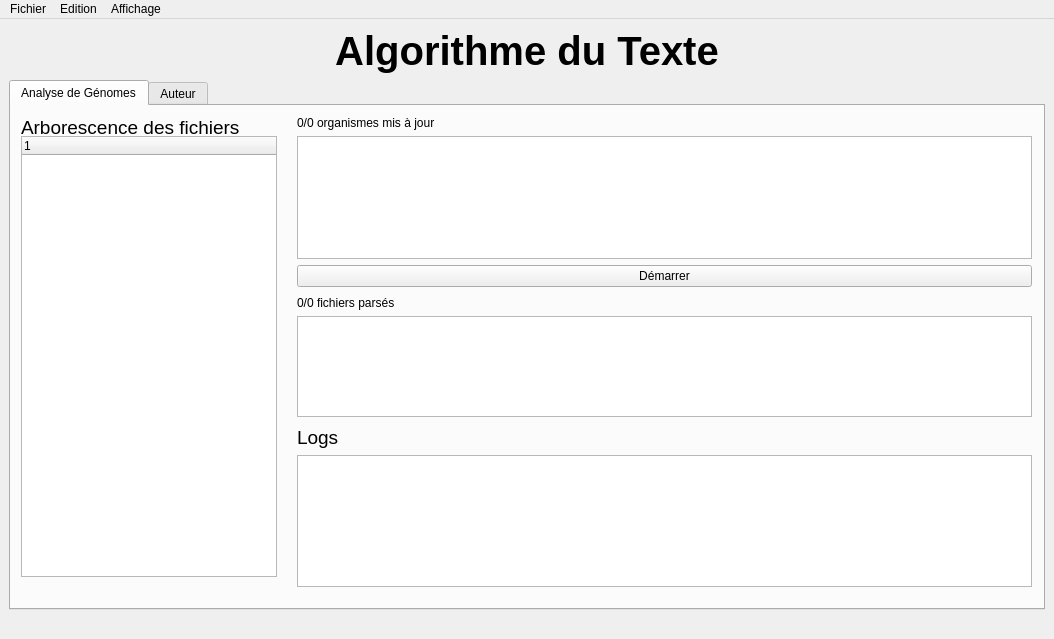
Above: src/app/application.ui from PotOfJam/ProjetAlgorithmesDuTexte before the change. Below: the same form after it.
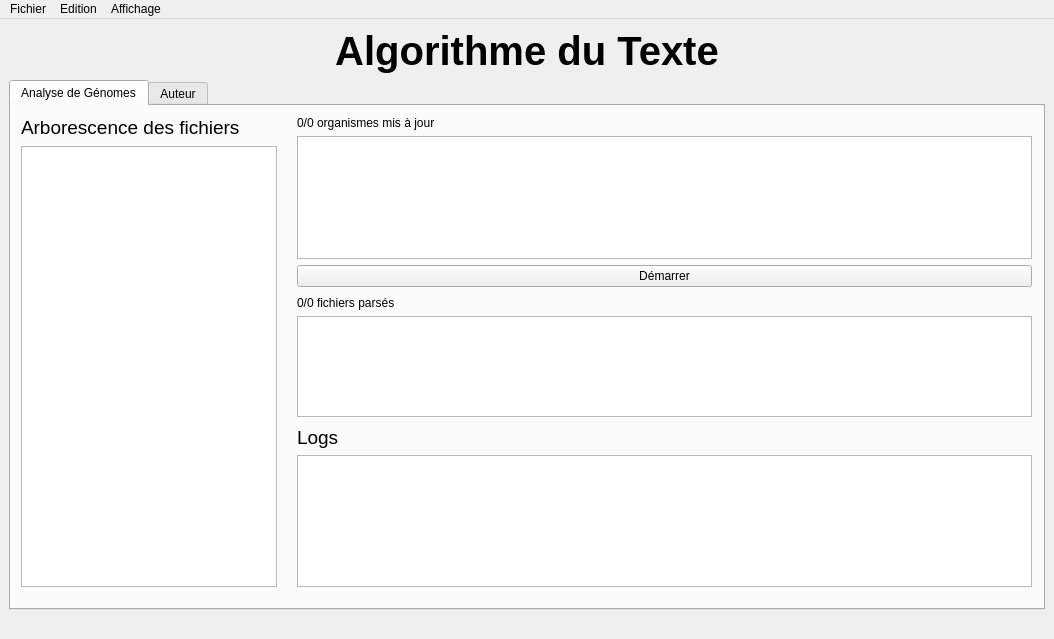
That is the form after the change. Icons and pictures are not drawn.

Patch:
```diff
--- a/src/app/application.ui
+++ b/src/app/application.ui
@@ -143,21 +143,6 @@
          </item>
         </layout>
        </widget>
-       <widget class="QTreeWidget" name="treeWidget">
-        <property name="geometry">
-         <rect>
-          <x>10</x>
-          <y>30</y>
-          <width>256</width>
-          <height>441</height>
-         </rect>
-        </property>
-        <column>
-         <property name="text">
-          <string notr="true">1</string>
-         </property>
-        </column>
-       </widget>
        <widget class="QLabel" name="label_6">
         <property name="geometry">
          <rect>
@@ -171,6 +156,16 @@
          <string>&lt;html&gt;&lt;head/&gt;&lt;body&gt;&lt;p&gt;&lt;span style=&quot; font-size:14pt;&quot;&gt;Arborescence des fichiers&lt;/span&gt;&lt;/p&gt;&lt;/body&gt;&lt;/html&gt;</string>
         </property>
        </widget>
+       <widget class="QTreeView" name="treeView">
+        <property name="geometry">
+         <rect>
+          <x>10</x>
+          <y>40</y>
+          <width>256</width>
+          <height>441</height>
+         </rect>
+        </property>
+       </widget>
       </widget>
       <widget class="QWidget" name="author">
        <attribute name="title">
```
